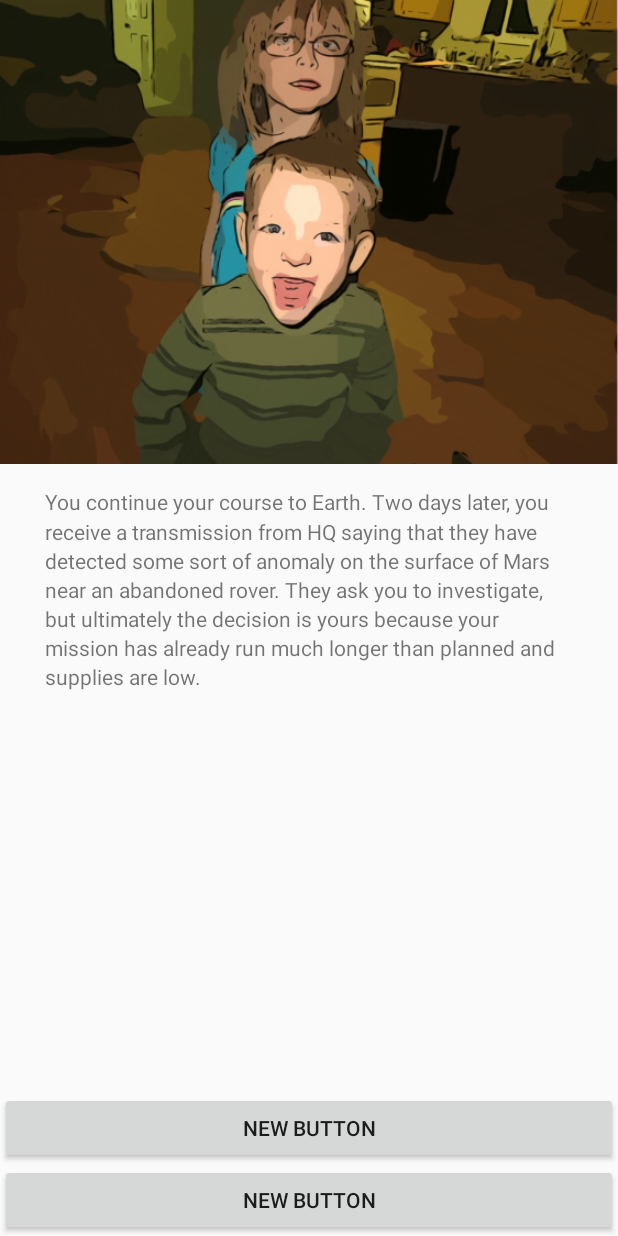
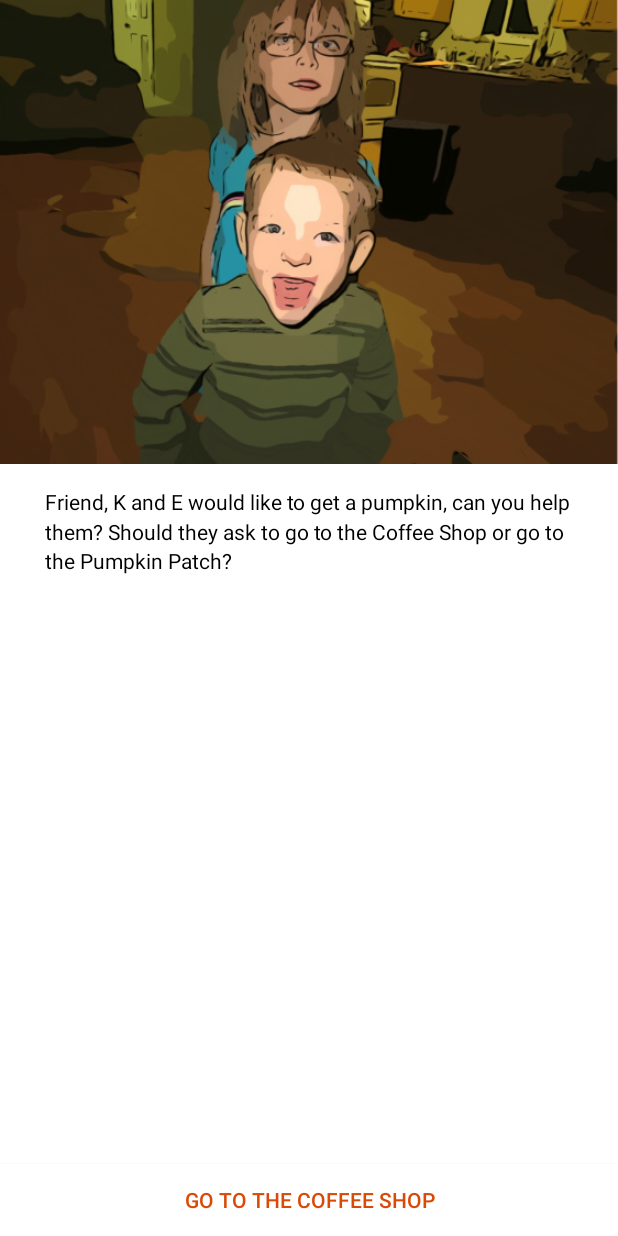
Before and after one commit to kenxwagner/K_and_EGetAPumpkin, an Android app: the StoryActivity screen opened directly, with no data from a screen before it, on a phone screen of 412 x 824 dp. Run offline under Robolectric (Android 15) with nearby library versions, the phone set to English and light mode, and no system bars.

Commit message:
work work work

```diff
--- a/app/src/main/AndroidManifest.xml
+++ b/app/src/main/AndroidManifest.xml
@@ -23,6 +23,7 @@
             android:name=".ui.StoryActivity"
             android:label="@string/title_activity_story"
             android:parentActivityName=".ui.MainActivity"
+            android:screenOrientation="portrait"
             android:theme="@style/AppTheme" >
             <meta-data
                 android:name="android.support.PARENT_ACTIVITY"
--- a/app/src/main/java/kennewickpractice/com/kegetapumpkin/model/Story.java
+++ b/app/src/main/java/kennewickpractice/com/kegetapumpkin/model/Story.java
@@ -11,14 +11,12 @@ public class Story {
     public Story(){
         mPages = new Page[11];
 
-
         mPages[0] = new Page(
                 R.mipmap.page0,
                 "%1$s, K and E would like to get a pumpkin, can you help them? Should they ask to go to the Coffee Shop or go to the Pumpkin Patch?",
                 new Choice("Go to the Coffee Shop", 1),
                 new Choice("Go to the Pumpkin Patch",  2),
                 new Choice(null,3));
-
 
         mPages[1]=new Page(
                 R.mipmap.page1,
@@ -27,14 +25,12 @@ public class Story {
                 new Choice("null",  2),
                 new Choice(null,  3));
 
-
         mPages[2]=new Page(
                 R.mipmap.page2,
                 "Welcome to the Pumpkin Patch! You can either look for pumpkins after the Corn Maze or you can ride the Tractor to the pumpkins.",
                 new Choice("Go to the Corn Maze",  1),
                 new Choice("Go on the Tractor Ride",  2),
                 new Choice(null,  3));
-
 
         mPages[3]=new Page(
                 R.mipmap.page3,
@@ -43,7 +39,6 @@ public class Story {
                 new Choice("Finish the Corn Maze",  2),
                 new Choice(null,  3));
 
-
         mPages[4]=new Page(
                 R.mipmap.page4,
                 "You are riding the tractor and it stops three times. Which one would you like to take?",
@@ -51,14 +46,12 @@ public class Story {
                 new Choice("Get off at the Second Stop",  2),
                 new Choice("Get off at the Third Stop",  3));
 
-
         mPages[5]=new Page(
                 R.mipmap.page5,
                 "You found  a Giant Pumpkin! Sorry, it is too big for anyone to pick it up. Try a different area.",
                 new Choice("Go Back to the Tractor Ride",  1),
                 new Choice("Take the Left Path",  2),
                 new Choice("Take the Right Path",  3));
-
 
         mPages[6]=new Page(
                 R.mipmap.page6,
@@ -75,14 +68,12 @@ public class Story {
                 new Choice("Go Back to the Tractor Ride",  2),
                 new Choice(null,  3));
 
-
         mPages[8]=new Page(
                 R.mipmap.page8,
                 "K and E hand over the pumpkin so that their parents can buy it. They are happy you came along. ",
                 new Choice("next page",  1),
                 new Choice("null",  2),
                 new Choice(null,  3));
-
 
         mPages[9]=new Page(
                 R.mipmap.page9,
@@ -91,15 +82,15 @@ public class Story {
                 new Choice("null",  2),
                 new Choice(null,  3));
 
-
         mPages[10]=new Page(
                 R.mipmap.page10,
                 "Happy Halloween",
                 new Choice("Close",  1),
                 new Choice("null",  2),
                 new Choice(null,  3));
-
     }
 
-
+    public Page getPage(int pageNumber) {
+        return mPages[pageNumber];
+    }
 }
--- a/app/src/main/java/kennewickpractice/com/kegetapumpkin/ui/StoryActivity.java
+++ b/app/src/main/java/kennewickpractice/com/kegetapumpkin/ui/StoryActivity.java
@@ -1,16 +1,31 @@
 package kennewickpractice.com.kegetapumpkin.ui;
 
 import android.content.Intent;
+import android.graphics.drawable.Drawable;
 import android.os.Bundle;
+import android.support.v4.content.ContextCompat;
 import android.support.v7.app.AppCompatActivity;
 import android.util.Log;
+import android.widget.Button;
+import android.widget.ImageView;
+import android.widget.TextView;
 
 import kennewickpractice.com.kegetapumpkin.R;
 import kennewickpractice.com.kegetapumpkin.model.Page;
+import kennewickpractice.com.kegetapumpkin.model.Story;
 
 public class StoryActivity extends AppCompatActivity {
 
+
     public static final String TAG = StoryActivity.class.getSimpleName();
+
+    private Story mStory = new Story();
+    private ImageView mImageView;
+    private TextView mTextView;
+    private Button mChoice1;
+    private Button mChoice2;
+    private Button mChoice3;
+    private String mName;
 
     @Override
     protected void onCreate(Bundle savedInstanceState) {
@@ -18,13 +33,35 @@ public class StoryActivity extends AppCompatActivity {
         setContentView(R.layout.activity_story);
 
         Intent intent = getIntent();
-        String name = intent.getStringExtra(getString(R.string.title_name));
+        mName = intent.getStringExtra(getString(R.string.title_name));
 
+        if (mName == null) {
+            mName = "Friend";
+        }
+        Log.d(TAG,mName);
 
-        if (name == null) {
-            name = "Friend";
-        }
-        Log.d(TAG,name);
+        mImageView = (ImageView)findViewById(R.id.storyImageView);
+        mTextView = (TextView)findViewById(R.id.storyTextView);
+        mChoice1 = (Button)findViewById(R.id.choiceButton1);
+        mChoice2 = (Button)findViewById(R.id.choiceButton2);
+        mChoice3 = (Button)findViewById(R.id.choiceButton3);
+
+        loadPage();
+    }
+    private void loadPage() {
+        Page page = mStory.getPage(0);
+
+        Drawable drawable = ContextCompat.getDrawable(this, page.getImageId());
+        mImageView.setImageDrawable(drawable);
+
+        String pageText = page.getText();
+        // Add user name if placeholder is included. Not added if placeholder is not there.
+        pageText = String.format(pageText, mName);
+        mTextView.setText(pageText);
+
+        mChoice1.setText(page.getChoice1().getText());
+        mChoice2.setText(page.getChoice2().getText());
+        mChoice3.setText(page.getChoice3().getText());
 
     }
 
--- a/app/src/main/res/layout/content_story.xml
+++ b/app/src/main/res/layout/content_story.xml
@@ -4,7 +4,7 @@
     android:layout_width="match_parent"
     android:layout_height="match_parent"
 
-    >
+    android:background="@android:color/white">
 
     <ImageView
         android:layout_width="match_parent"
@@ -24,29 +24,50 @@
         android:layout_below="@+id/storyImageView"
         android:layout_alignLeft="@+id/storyImageView"
         android:layout_alignStart="@+id/storyImageView"
-        android:text="You continue your course to Earth. Two days later, you receive a transmission from HQ saying that they have detected some sort of anomaly on the surface of Mars near an abandoned rover. They ask you to investigate, but ultimately the decision is yours because your mission has already run much longer than planned and supplies are low."
+        android:text="You have arrived at the Coffee Shop, the parents of K and E get coffee. K and E get hot chocolate, and so do you, %1$s!  Finish your drink and we will go to the Pumpkin Patch."
         android:paddingLeft="30dp"
         android:paddingRight="30dp"
         android:paddingTop="15dp"
         android:lineSpacingMultiplier="1.2"
+        android:textColor="@android:color/black"/>
+
+    <Button
+        android:layout_width="match_parent"
+        android:layout_height="wrap_content"
+        android:text="Continue down path"
+        android:id="@+id/choiceButton1"
+        android:layout_alignParentBottom="true"
+        android:layout_alignLeft="@+id/storyTextView"
+        android:layout_alignStart="@+id/storyTextView"
+        android:background="@android:color/white"
+        android:clickable="false"
+        android:elegantTextHeight="true"
+        android:textColor="#da4a07"
         />
 
     <Button
         android:layout_width="match_parent"
         android:layout_height="wrap_content"
         android:text="New Button"
-        android:id="@+id/button"
-        android:layout_alignParentBottom="true"
-        android:layout_alignLeft="@+id/storyTextView"
-        android:layout_alignStart="@+id/storyTextView" />
+        android:id="@+id/choiceButton2"
+        android:layout_above="@+id/choiceButton1"
+        android:layout_alignLeft="@+id/choiceButton1"
+        android:layout_alignStart="@+id/choiceButton1"
+        android:background="@android:color/white"
+        android:clickable="false"
+        android:visibility="gone"
+        android:textColor="#da4a07"/>
 
     <Button
         android:layout_width="match_parent"
         android:layout_height="wrap_content"
         android:text="New Button"
-        android:id="@+id/button2"
-        android:layout_above="@+id/button"
-        android:layout_alignLeft="@+id/button"
-        android:layout_alignStart="@+id/button" />
+        android:id="@+id/choiceButton3"
+        android:layout_above="@+id/choiceButton2"
+        android:layout_centerHorizontal="true"
+        android:background="@android:color/white"
+        android:clickable="false"
+        android:visibility="gone"
+        android:textColor="#da4a07"/>
 
 </RelativeLayout>
```
